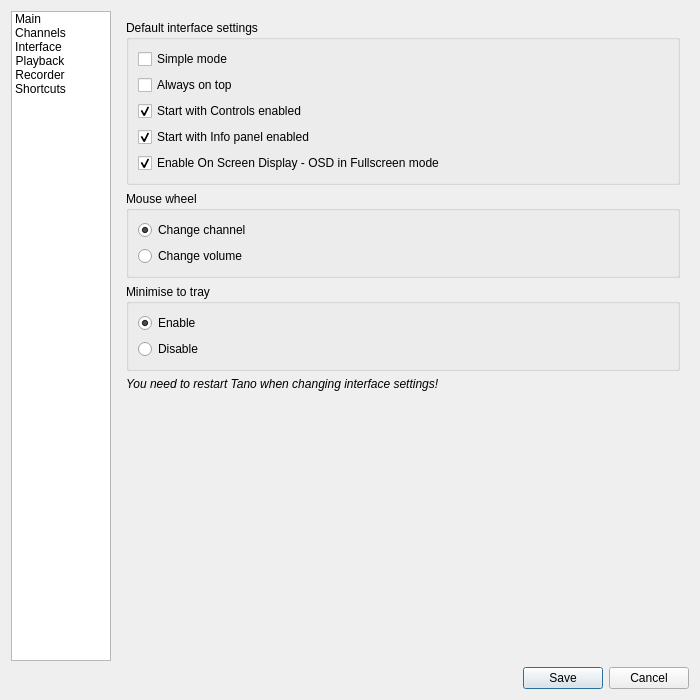
This is src/ui/EditSettings.ui in ntadej/tano as Qt 5 draws it before an edit. The edited form follows.
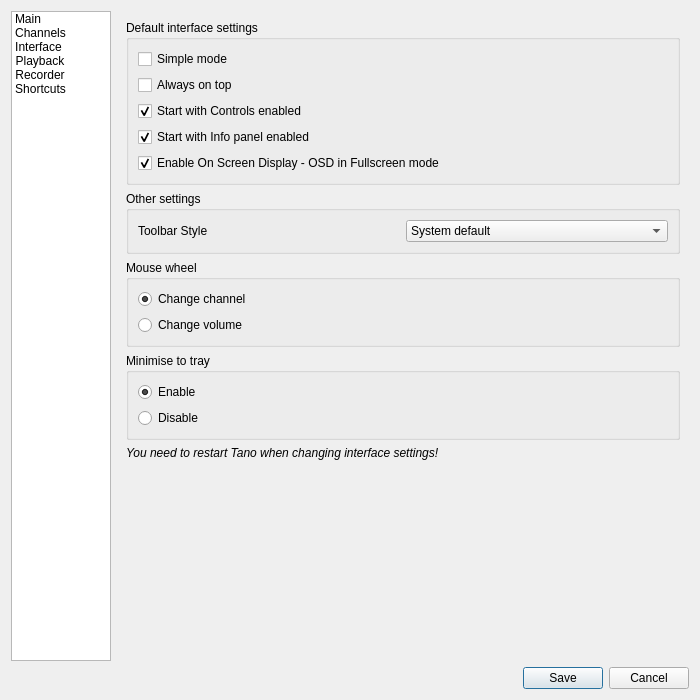
This is the edited form. The open tabs and pages were chosen to show the change. Icons and pictures are not drawn. Custom widgets are drawn as their Qt base class.

Commit message: QVlc: Fix version info, New EpgManager class, Minor GUI updates

What changed in the file:
```diff
--- a/src/ui/EditSettings.ui
+++ b/src/ui/EditSettings.ui
@@ -501,6 +501,54 @@
            </layout>
           </widget>
          </item>
+         <item>
+          <widget class="QGroupBox" name="otherBox">
+           <property name="title">
+            <string>Other settings</string>
+           </property>
+           <layout class="QGridLayout" name="gridLayout_2">
+            <item row="0" column="0">
+             <widget class="QLabel" name="labelToolbarStyle">
+              <property name="text">
+               <string>Toolbar Style</string>
+              </property>
+             </widget>
+            </item>
+            <item row="0" column="1">
+             <widget class="QComboBox" name="comboToolBar">
+              <property name="currentIndex">
+               <number>4</number>
+              </property>
+              <item>
+               <property name="text">
+                <string>Icon only</string>
+               </property>
+              </item>
+              <item>
+               <property name="text">
+                <string>Text only</string>
+               </property>
+              </item>
+              <item>
+               <property name="text">
+                <string>Text beside icon</string>
+               </property>
+              </item>
+              <item>
+               <property name="text">
+                <string>Text under icon</string>
+               </property>
+              </item>
+              <item>
+               <property name="text">
+                <string>System default</string>
+               </property>
+              </item>
+             </widget>
+            </item>
+           </layout>
+          </widget>
+         </item>
          <item>
           <widget class="QGroupBox" name="wheelBox">
            <property name="title">
```
The commit also changes 16 other files.
